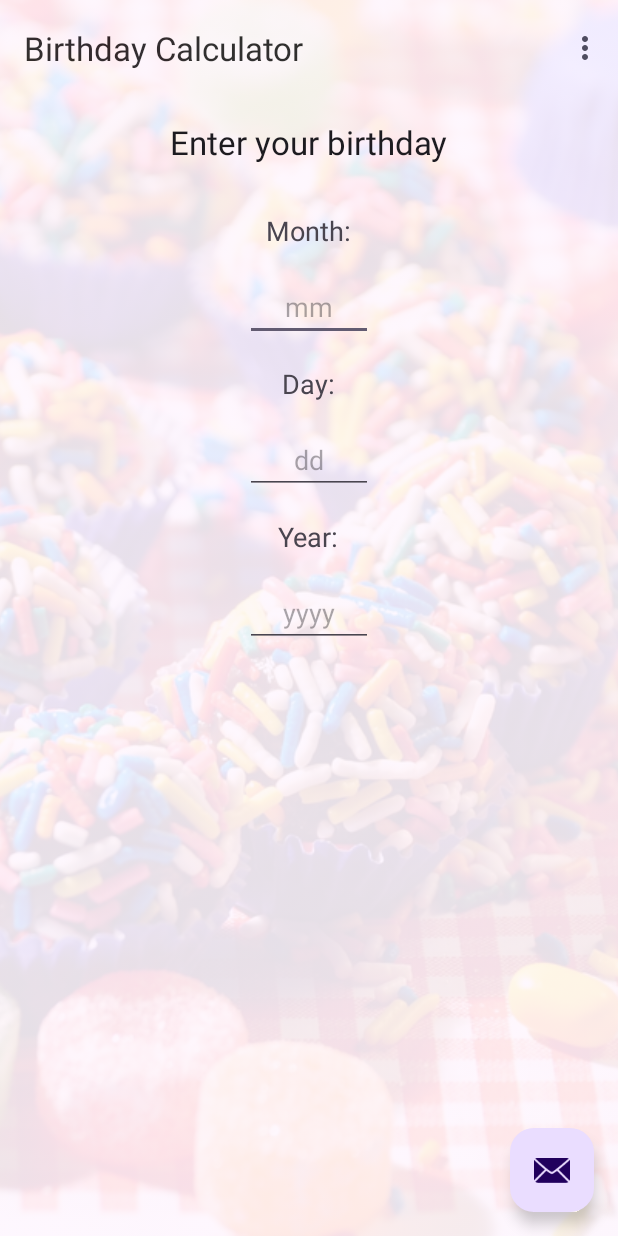
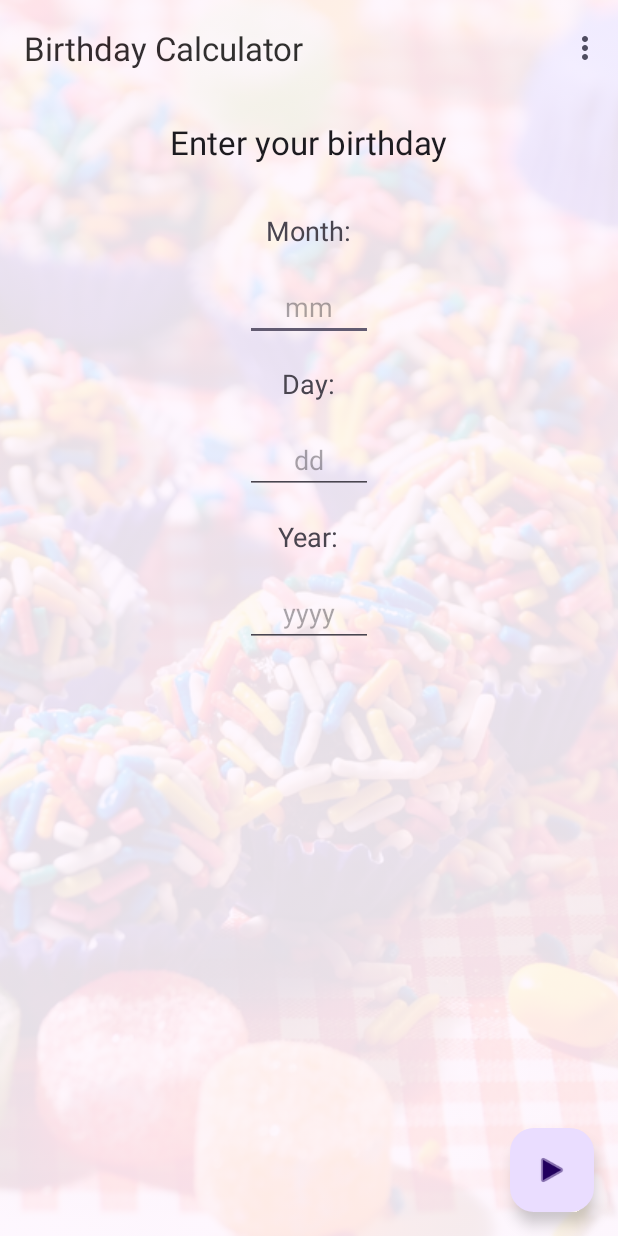
Before and after one commit to yglazer/BirthdayCalculator, an Android app: the screen it shows after launch (MainActivity), on a phone screen of 412 x 824 dp. Run offline under Robolectric (Android 15) with nearby library versions, the phone set to English and light mode, and no system bars.

Commit message:
I changed the button to be a play button instead of an envelope

```diff
--- a/app/src/main/java/com/example/birthdaycalculator/MainActivity.java
+++ b/app/src/main/java/com/example/birthdaycalculator/MainActivity.java
@@ -59,4 +59,11 @@ public class MainActivity extends AppCompatActivity {
 
         return super.onOptionsItemSelected(item);
     }
+
+    /*private void showAbout() {
+        dismissSnackBarIfShown();
+        showInfoDialog(MainActivity.this, "About 13 Stones",
+                "A quick two-player game; have fun!\n" +
+                        "\nAndroid game by SA.\nmintedtech@gmail.com");
+    }*/
 }
--- a/app/src/main/res/layout/activity_main.xml
+++ b/app/src/main/res/layout/activity_main.xml
@@ -29,6 +29,6 @@
         android:layout_gravity="bottom|end"
         android:layout_marginEnd="@dimen/fab_margin"
         android:layout_marginBottom="16dp"
-        app:srcCompat="@android:drawable/ic_dialog_email" />
+        app:srcCompat="@android:drawable/ic_media_play" />
 
 </androidx.coordinatorlayout.widget.CoordinatorLayout>
```
